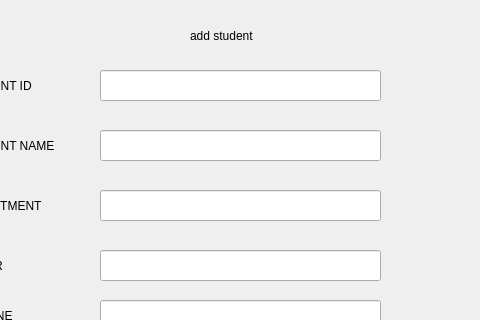
Qt form addstudent.ui (akshaya2215/Student-Management-System-Qt) before a commit; both pictures show x 90 to 570 and y 0 to 320 of the 667 by 506 pixel window.
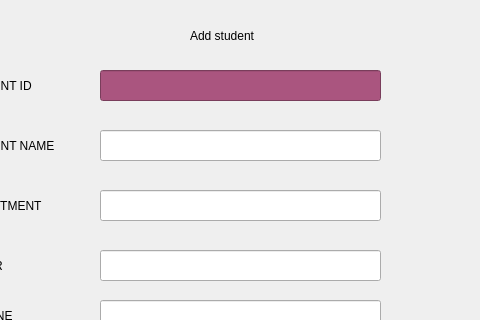
The same form after that commit.

Commit message: refactored add student window to reuse dashboard instance

What changed in the file:
```diff
--- a/addstudent.ui
+++ b/addstudent.ui
@@ -23,7 +23,7 @@
     </rect>
    </property>
    <property name="text">
-    <string>add student</string>
+    <string>Add student</string>
    </property>
   </widget>
   <widget class="QLineEdit" name="lineEditID">
@@ -35,6 +35,12 @@
      <height>31</height>
     </rect>
    </property>
+   <property name="styleSheet">
+    <string notr="true">QLineEdit{
+font-size:15px;
+	background-color: rgb(170, 85, 127);
+}</string>
+   </property>
    <property name="text">
     <string/>
    </property>
```
The commit also changes 3 other files.
